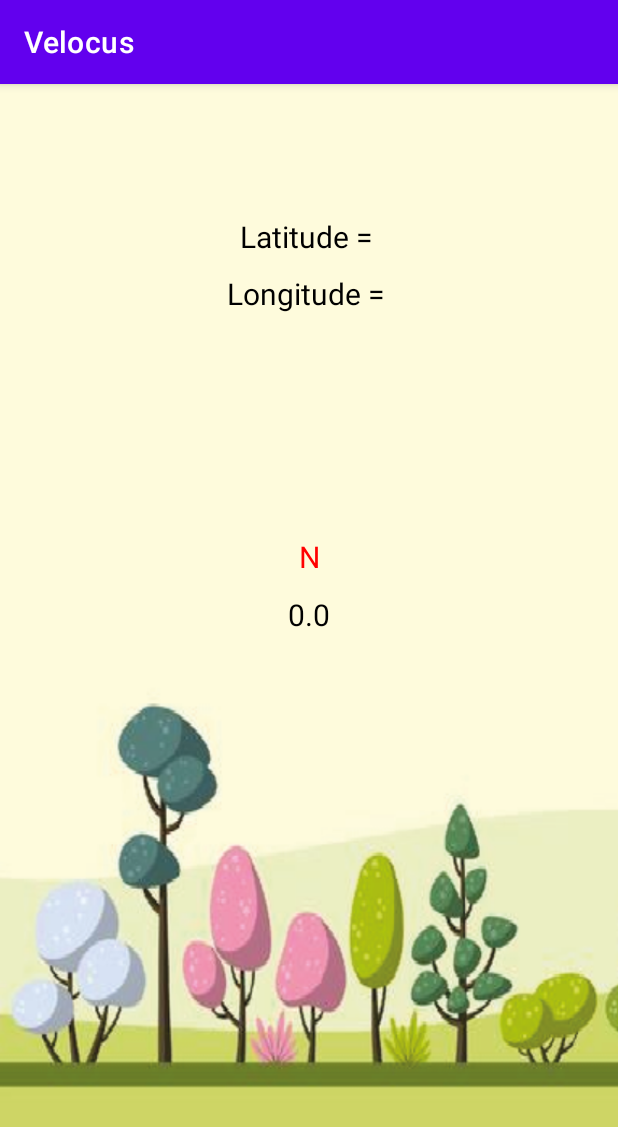
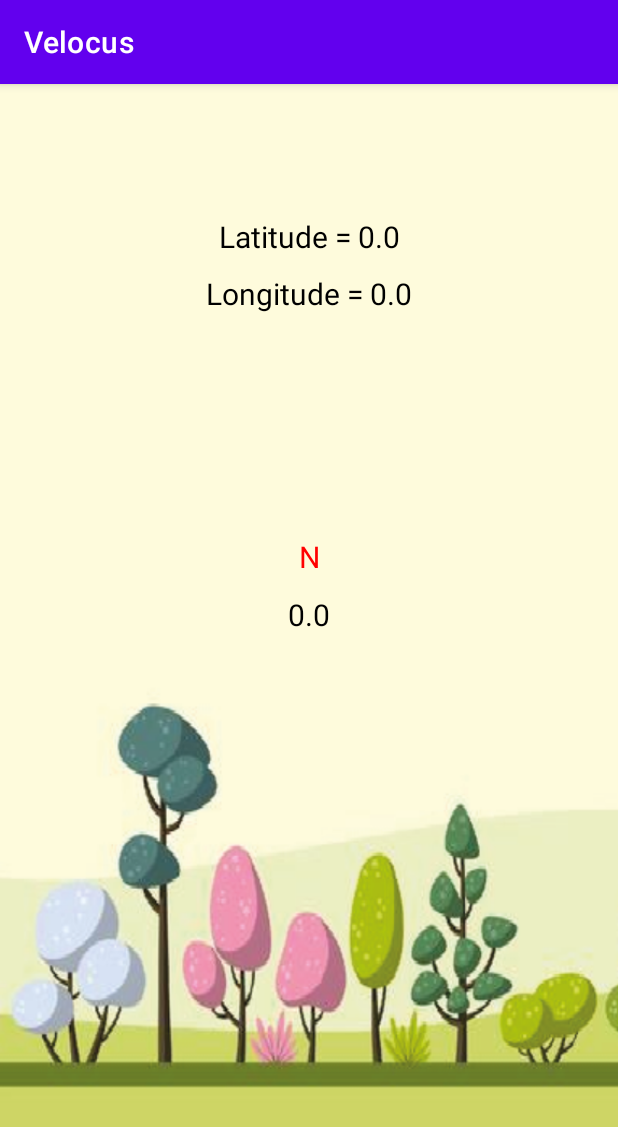
Before and after one commit to VictorCilleros/PMR_Velocus, an Android app: the TestGpsActivity screen opened directly, with no data from a screen before it, on a phone screen of 412 x 824 dp. Shown: the top 1127 px of the screen. Run offline under Robolectric (Android 15) with nearby library versions, the phone set to English and light mode, and no system bars.

```diff
--- a/app/src/main/java/com/velocus/TestGpsActivity.kt
+++ b/app/src/main/java/com/velocus/TestGpsActivity.kt
@@ -4,11 +4,12 @@ import android.hardware.Sensor
 import android.hardware.SensorManager
 import android.os.Bundle
 import androidx.appcompat.app.AppCompatActivity
+import com.velocus.View.TestGpsView
 import com.velocus.model.Gps
 
 class TestGpsActivity : AppCompatActivity() {
 
-    var testGpsView : TestGpsView? = null
+    lateinit var testGpsView : TestGpsView
 
     var gps : Gps? = null
 
@@ -18,10 +19,11 @@ class TestGpsActivity : AppCompatActivity() {
         setContentView(R.layout.activity_test_gps)
 
         // Initialisation de GameViewTestGps :
+        testGpsView = TestGpsView(this)
         testGpsView = findViewById(R.id.gameViewTestGps)
 
         // Initialisation du GPS :
-        gps = Gps(this)
+        gps = Gps(this,testGpsView)
         gps!!.checkLocation() // vérifiez si le service de localisation est activé ou non sur votre téléphone
     }
 
--- /dev/null
+++ b/app/src/main/java/com/velocus/View/SuperView.kt
@@ -0,0 +1,133 @@
+package com.velocus.View
+
+import android.content.Context
+import android.graphics.Bitmap
+import android.graphics.BitmapFactory
+import android.graphics.Canvas
+import android.graphics.Paint
+import android.util.AttributeSet
+import android.view.GestureDetector
+import android.view.MotionEvent
+import android.view.View
+import com.velocus.R
+
+/**
+ * Created by 2poiz' on 01/06/2022
+ */
+abstract class SuperView: View, GestureDetector.OnGestureListener {
+
+    // Couleur :
+    var red: Int=0
+    var black: Int=0
+    var teal_700: Int=0
+    var teal_200: Int=0
+    var orange: Int=0
+    var green: Int=0
+
+    //private val gestureDetector: GestureDetector? = null
+
+    var paint = Paint(Paint.ANTI_ALIAS_FLAG)
+
+    // Attribues permettant l'affichae :
+    var mLatitudeTextView: Double = 0.0 //Lattitude
+    var mLongitudeTextView: Double =0.0 //Longitude
+    var orientation : Float = 0F //Angle magnétique entre 0 et 360°
+
+    constructor(context: Context?) : super(context) {
+        postConstruct()
+    }
+
+    constructor(context: Context?, attrs: AttributeSet?) : super(context, attrs){
+        postConstruct()
+    }
+
+    open fun postConstruct(){
+
+        val res = resources
+
+        // Récupération des valeurs des couleurs depuis le fichier color des ressources :
+        black = res.getColor(R.color.black)
+        red = res.getColor(R.color.red)
+        teal_200 = res.getColor(R.color.teal_200)
+        teal_700 = res.getColor(R.color.teal_700)
+        orange= res.getColor(R.color.orange)
+        green = res.getColor(R.color.green)
+
+    }
+
+    override fun onSizeChanged(w: Int, h: Int, oldw: Int, oldh: Int) {
+        super.onSizeChanged(w, h, oldw, oldh)
+
+    }
+
+    override fun onDraw(canvas: Canvas?) {
+        super.onDraw(canvas)
+
+    }
+
+    // Fonction pour remettre à l'echelle la position des texts selon la bonne position déterminé sur un appareil de taille 1080f :
+    fun f(x: Int): Float {
+        return width * x / 1080f
+    }
+
+    // Transformation de l'angle entre 0 et 360° en une indiquation d'orientation String :
+    fun Orientaion_boussole(num:Float): String {
+        return when(num){
+            in 11.25f..33.75f->"NNE"
+            in 33.75f..56.25f->"NE"
+            in 56.25f..78.75f->"ENE"
+            in 78.75f..101.25f->"E"
+            in 101.25f..123.75f->"ESE"
+            in 123.75f..146.25f->"SE"
+            in 146.25f..168.25f->"SSE"
+            in 168.25f..191.25f->"S"
+            in 191.25f..213.75f->"SSO"
+            in 213.75f..236.25f->"SO"
+            in 236.25f..258.75f->"OSO"
+            in 258.75f..281.25f->"O"
+            in 281.25f..303.75f->"ONO"
+            in 303.75f..326.25f->"NO"
+            in 326.25f..348.75f->"NNO"
+            else -> "N"
+        }
+    }
+
+
+
+
+    // Fonctionnalités de View non utilisé :
+
+    override fun onDown(e: MotionEvent?): Boolean {
+        TODO("Not yet implemented")
+    }
+
+    override fun onShowPress(e: MotionEvent?) {
+        TODO("Not yet implemented")
+    }
+
+    override fun onSingleTapUp(e: MotionEvent?): Boolean {
+        TODO("Not yet implemented")
+    }
+
+    override fun onScroll(
+        e1: MotionEvent?,
+        e2: MotionEvent?,
+        distanceX: Float,
+        distanceY: Float
+    ): Boolean {
+        TODO("Not yet implemented")
+    }
+
+    override fun onLongPress(e: MotionEvent?) {
+        TODO("Not yet implemented")
+    }
+
+    override fun onFling(
+        e1: MotionEvent?,
+        e2: MotionEvent?,
+        velocityX: Float,
+        velocityY: Float
+    ): Boolean {
+        TODO("Not yet implemented")
+    }
+}
--- a/app/src/main/java/com/velocus/TestGpsView.kt
+++ b/app/src/main/java/com/velocus/View/TestGpsView.kt
@@ -1,4 +1,4 @@
-package com.velocus
+package com.velocus.View
 
 import android.content.Context
 import android.graphics.Bitmap
@@ -6,51 +6,23 @@ import android.graphics.BitmapFactory
 import android.graphics.Canvas
 import android.graphics.Paint
 import android.util.AttributeSet
-import android.view.GestureDetector
 import android.view.MotionEvent
-import android.view.View
+import com.velocus.R
 
 /**
  * Created by 2poiz' on 18/05/2022
  */
-class TestGpsView : View, GestureDetector.OnGestureListener {
-
-    // Couleur :
-    private var red: Int=0
-    private var black: Int=0
-    private var teal_700: Int=0
-    private var teal_200: Int=0
-
-    //private val gestureDetector: GestureDetector? = null
-
-    var paint = Paint(Paint.ANTI_ALIAS_FLAG)
-
-    // Attribues permettant l'affichae :
-    var mLatitudeTextView: String ="" //Lattitude
-    var mLongitudeTextView: String ="" //Longitude
-    var orientation : Float = 0F //Angle magnétique entre 0 et 360°
+class TestGpsView : SuperView {
 
     // Récupération du png pour l'image de fond d'écran :
     var imgFond: Bitmap = BitmapFactory.decodeResource(resources, R.drawable.png)
 
     constructor(context: Context?) : super(context) {
-        postConstruct()
+        //postConstruct()
     }
 
     constructor(context: Context?, attrs: AttributeSet?) : super(context, attrs){
-        postConstruct()
-    }
-
-    fun postConstruct(){
-
-        val res = resources
-
-        // Récupération des valeurs des couleurs depuis le fichier color des ressources :
-        black = res.getColor(R.color.black)
-        red = res.getColor(R.color.red)
-        teal_200 = res.getColor(R.color.teal_200)
-        teal_700 = res.getColor(R.color.teal_700)
-
+        //postConstruct()
     }
 
     override fun onSizeChanged(w: Int, h: Int, oldw: Int, oldh: Int) {
@@ -85,40 +57,13 @@ class TestGpsView : View, GestureDetector.OnGestureListener {
 
             // Affichage de la lattitude, longitude et l'angle magnétique :
             canvas.drawText("Latitude = "+this.mLatitudeTextView, (width/2).toFloat(), (height/7).toFloat(), paint)
-            canvas.drawText("Longitude = "+this.mLongitudeTextView, (width/2).toFloat(), (height/7).toFloat()+f(100f), paint)
-            canvas.drawText(this.orientation.toString(), (width/2).toFloat(), (height/2).toFloat()-f(60f), paint)
+            canvas.drawText("Longitude = "+this.mLongitudeTextView, (width/2).toFloat(), (height/7).toFloat()+f(100), paint)
+            canvas.drawText(this.orientation.toString(), (width/2).toFloat(), (height/2).toFloat()-f(60), paint)
 
             // Affichage de l'angle magnétique par une lettre correspondant à l'orientation :
             var direction : String = Orientaion_boussole(this.orientation)
             paint.setColor(red)
-            canvas.drawText(direction, (width/2).toFloat(), (height/2).toFloat()-f(160f), paint)
-        }
-    }
-
-    // Fonction pour remettre à l'echelle la position des texts selon la bonne position déterminé sur un appareil de taille 1080f :
-    fun f(x: Float): Float {
-        return width * x / 1080f
-    }
-
-    // Transformation de l'angle entre 0 et 360° en une indiquation d'orientation String :
-    fun Orientaion_boussole(num:Float): String {
-        return when(num){
-            in 11.25f..33.75f->"NNE"
-            in 33.75f..56.25f->"NE"
-            in 56.25f..78.75f->"ENE"
-            in 78.75f..101.25f->"E"
-            in 101.25f..123.75f->"ESE"
-            in 123.75f..146.25f->"SE"
-            in 146.25f..168.25f->"SSE"
-            in 168.25f..191.25f->"S"
-            in 191.25f..213.75f->"SSO"
-            in 213.75f..236.25f->"SO"
-            in 236.25f..258.75f->"OSO"
-            in 258.75f..281.25f->"O"
-            in 281.25f..303.75f->"ONO"
-            in 303.75f..326.25f->"NO"
-            in 326.25f..348.75f->"NNO"
-            else -> "N"
+            canvas.drawText(direction, (width/2).toFloat(), (height/2).toFloat()-f(160), paint)
         }
     }
 
--- a/app/src/main/res/layout/activity_test_gps.xml
+++ b/app/src/main/res/layout/activity_test_gps.xml
@@ -1,9 +1,9 @@
 <?xml version="1.0" encoding="utf-8"?>
-<com.velocus.TestGpsView xmlns:android="http://schemas.android.com/apk/res/android"
+<com.velocus.View.TestGpsView xmlns:android="http://schemas.android.com/apk/res/android"
     xmlns:tools="http://schemas.android.com/tools"
     android:id="@+id/gameViewTestGps"
     android:layout_width="match_parent"
     android:layout_height="match_parent"
     tools:context=".TestGpsActivity">
 
-</com.velocus.TestGpsView>
+</com.velocus.View.TestGpsView>
--- a/app/src/main/res/values/colors.xml
+++ b/app/src/main/res/values/colors.xml
@@ -8,4 +8,6 @@
     <color name="black">#FF000000</color>
     <color name="red">#FFFF0000</color>
     <color name="white">#FFFFFFFF</color>
+    <color name="orange">#FF9800</color>
+    <color name="green">#4CAF50</color>
 </resources>
```
Also changed, not shown: app/src/main/AndroidManifest.xml (+9 -0 lines), app/src/main/java/com/velocus/CameraActivity.kt (added, +167 -0 lines), app/src/main/java/com/velocus/CameraPreview.kt (added, +72 -0 lines), app/src/main/java/com/velocus/MainActivity.kt (+10 -0 lines), app/src/main/java/com/velocus/View/CameraView.kt (added, +143 -0 lines), app/src/main/java/com/velocus/model/Gps.kt (+8 -6 lines), app/src/main/java/com/velocus/model/Station.kt (added, +12 -0 lines), app/src/main/res/layout/activity_camera.xml (added, +27 -0 lines), app/src/main/res/layout/activity_main.xml (+11 -0 lines), app/src/main/res/drawable-v24/pointeur.jpg (added).
